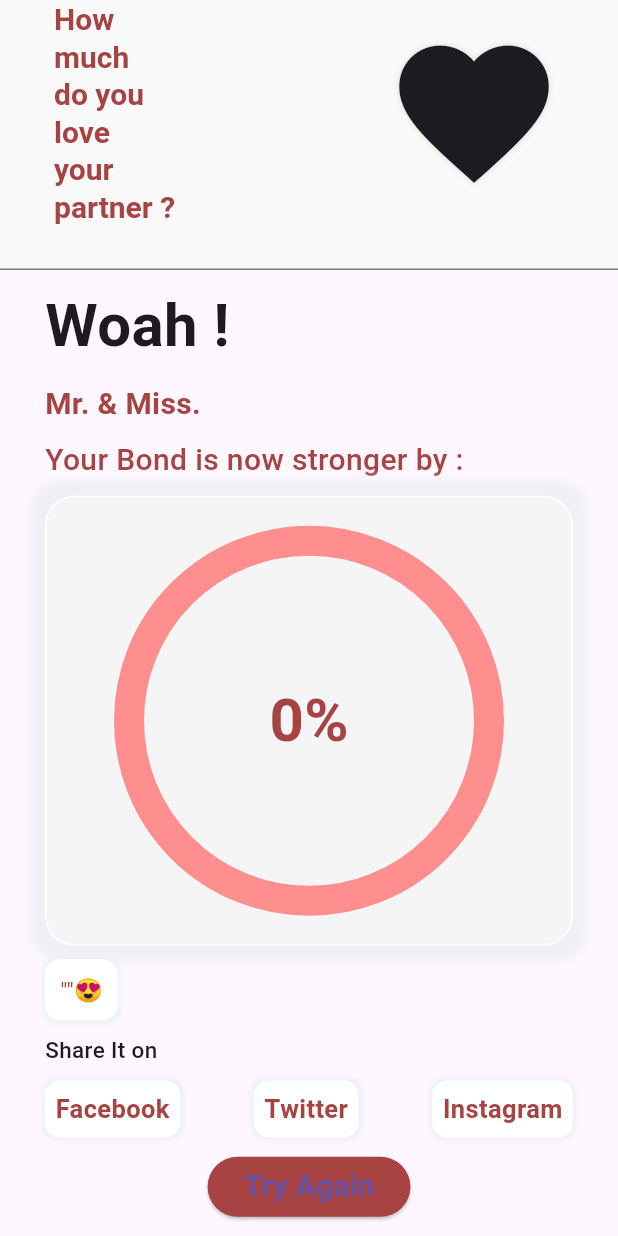
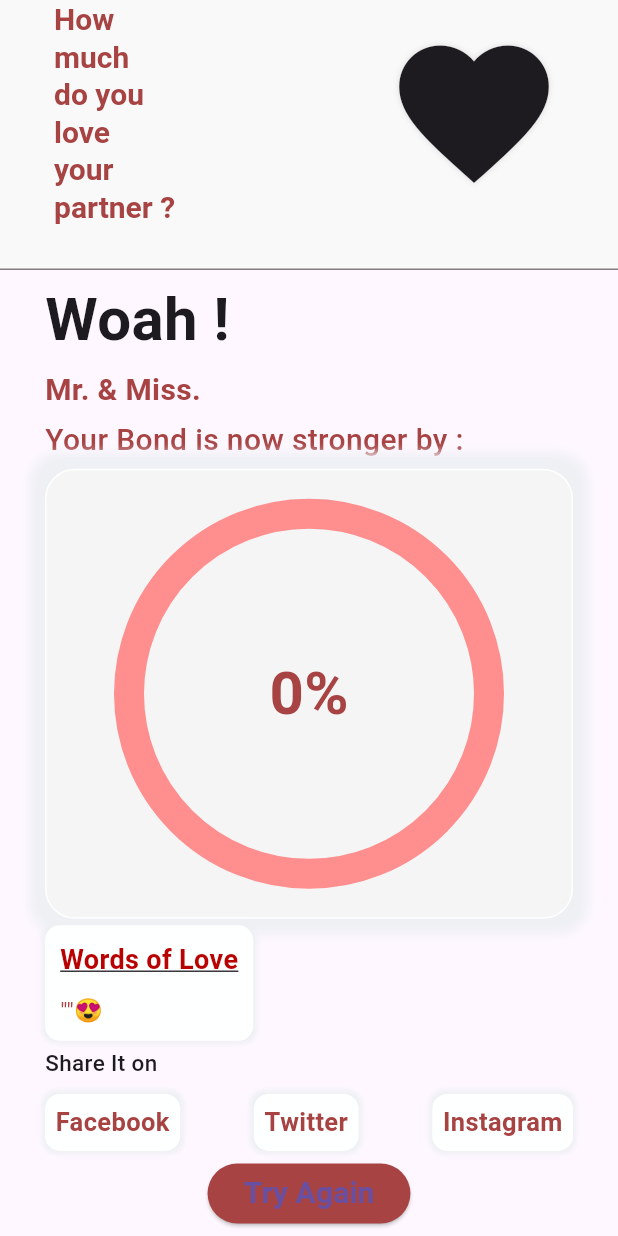
Before and after one commit to SubhamSharma1/try_love_calc, a Flutter app: the ResultPage screen opened directly with empty values, on a phone screen of 412 x 824 dp. Run offline on Flutter 3.47's test engine with Material 3 defaults, Android fonts, the phone set to English and light mode, and no system bars; drawn by our look-alikes of percent_indicator.

Commit message:
modified quote part

```diff
--- a/lib/result.dart
+++ b/lib/result.dart
@@ -242,12 +242,32 @@
                     ),
 
               child:
-                Text('"${quote}"😍',
-                style: TextStyle(
-                  color: Color(0xffa74343),
-                  fontSize: 15.0,
+              Column(
+                crossAxisAlignment: CrossAxisAlignment.start,
+                children:
+                [
+                  Text(
+                    "Words of Love",
+                    style: TextStyle(
+                      fontSize: 18.0,
+                      fontWeight: FontWeight.bold,
+                      decoration: TextDecoration.underline,
+                      color: Color.fromARGB(255, 185, 3, 3),
 
-                ),)
+                    ),
+                  ),
+                  Padding(
+                    padding: EdgeInsets.only(top:10),
+                    child: Text('"${quote}"😍',
+                      style: TextStyle(
+                        color: Color(0xffa74343),
+                        fontSize: 15.0,
+
+                      ),),
+                  ),
+                ]
+              ),
+
             ),
 
             Column(
```
